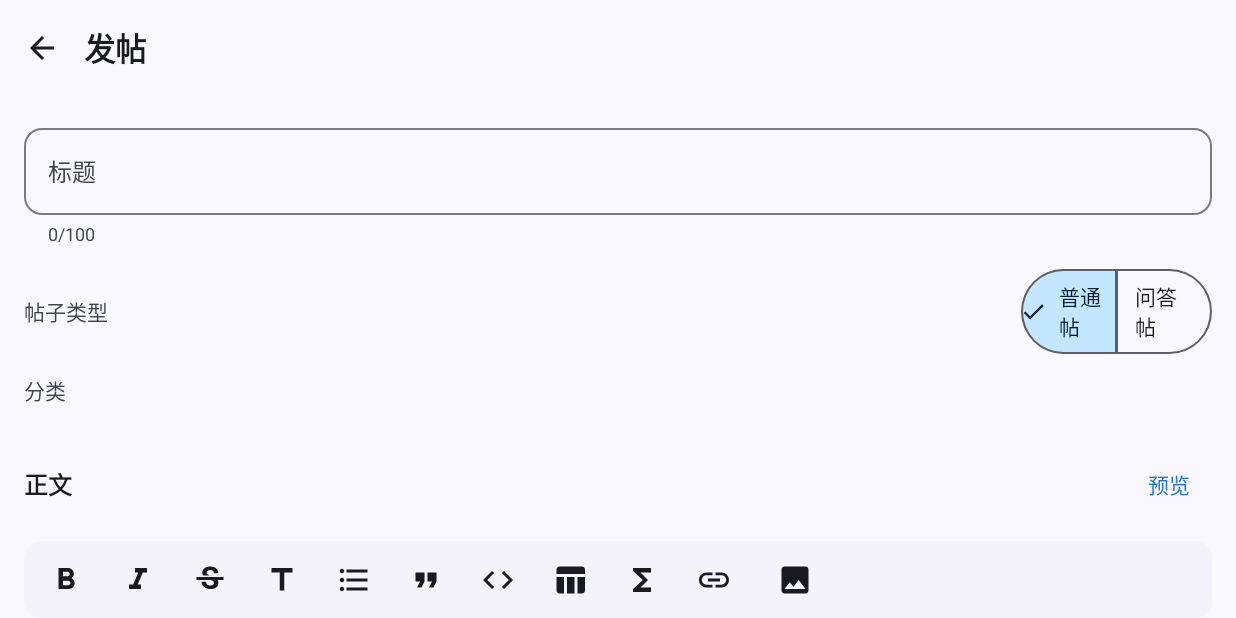
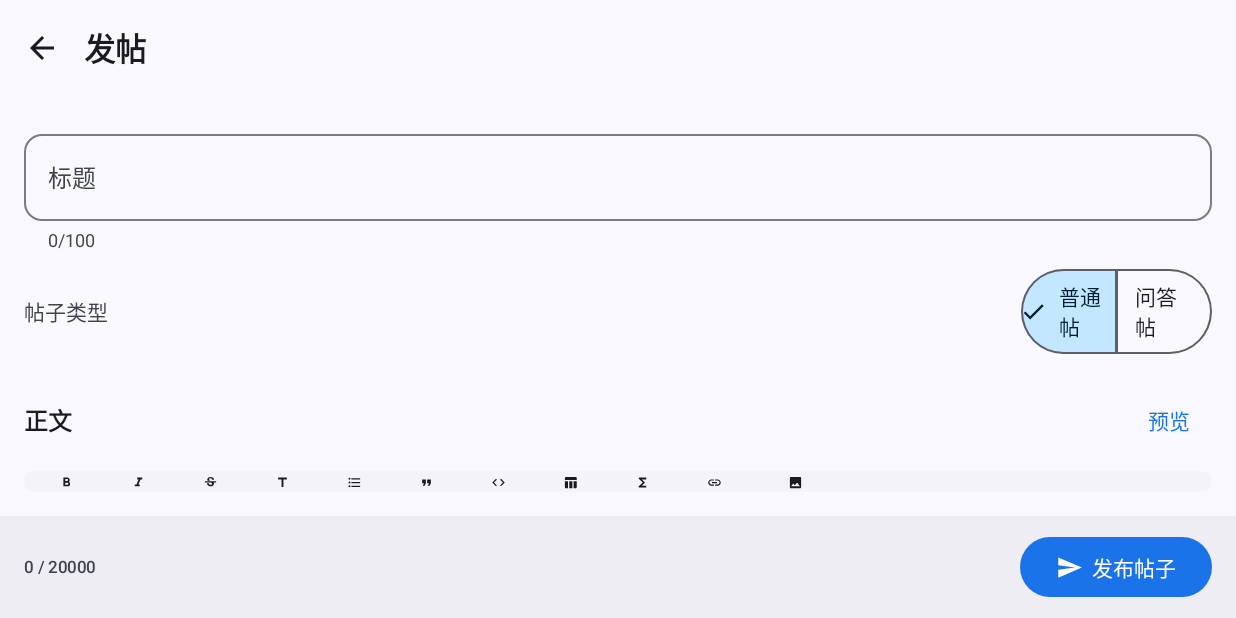
Before and after one commit to ttummc/PickCat-Android, an Android app built with Jetpack Compose: the composable ComposerScreen shown on its own in the app's theme, on a phone screen of 824 x 412 dp (held sideways). Run offline under Robolectric (Android 15) with nearby library versions, the phone set to English and light mode, and no system bars; network calls fail; 1 statement that could not run was skipped.

Commit message:
Restructure composer with adaptive editor and fixed publish bar

```diff
--- a/app/src/main/java/dao3/pickcat/feature/composer/ComposerScreen.kt
+++ b/app/src/main/java/dao3/pickcat/feature/composer/ComposerScreen.kt
@@ -12,18 +12,23 @@ import androidx.compose.animation.fadeOut
 import androidx.compose.animation.togetherWith
 import androidx.compose.foundation.horizontalScroll
 import androidx.compose.foundation.layout.Arrangement
+import androidx.compose.foundation.layout.BoxWithConstraints
 import androidx.compose.foundation.layout.Column
 import androidx.compose.foundation.layout.ExperimentalLayoutApi
 import androidx.compose.foundation.layout.FlowRow
 import androidx.compose.foundation.layout.Row
 import androidx.compose.foundation.layout.Spacer
+import androidx.compose.foundation.layout.fillMaxHeight
 import androidx.compose.foundation.layout.fillMaxSize
 import androidx.compose.foundation.layout.fillMaxWidth
 import androidx.compose.foundation.layout.height
 import androidx.compose.foundation.layout.imePadding
+import androidx.compose.foundation.layout.navigationBarsPadding
 import androidx.compose.foundation.layout.padding
 import androidx.compose.foundation.layout.size
 import androidx.compose.foundation.layout.width
+import androidx.compose.foundation.lazy.LazyRow
+import androidx.compose.foundation.lazy.items
 import androidx.compose.foundation.rememberScrollState
 import androidx.compose.foundation.verticalScroll
 import androidx.compose.material.icons.Icons
@@ -50,6 +55,7 @@ import androidx.compose.material3.Icon
 import androidx.compose.material3.IconButton
 import androidx.compose.material3.LinearProgressIndicator
 import androidx.compose.material3.MaterialTheme
+import androidx.compose.material3.OutlinedCard
 import androidx.compose.material3.OutlinedTextField
 import androidx.compose.material3.Scaffold
 import androidx.compose.material3.SegmentedButton
@@ -61,6 +67,7 @@ import androidx.compose.material3.Surface
 import androidx.compose.material3.Text
 import androidx.compose.material3.TextButton
 import androidx.compose.material3.TopAppBar
+import androidx.compose.material3.VerticalDivider
 import androidx.compose.runtime.Composable
 import androidx.compose.runtime.DisposableEffect
 import androidx.compose.runtime.LaunchedEffect
@@ -86,7 +93,6 @@ import dao3.pickcat.core.network.PickCatApi
 import dao3.pickcat.core.network.Tag
 import dao3.pickcat.core.ui.MarkdownPreview
 import dao3.pickcat.core.ui.PickCatTextField
-import dao3.pickcat.core.ui.wideContentPadding
 import dao3.pickcat.core.ui.relativeTime
 import kotlinx.coroutines.Dispatchers
 import kotlinx.coroutines.Job
@@ -341,31 +347,17 @@ fun ComposerScreen(
         viewModel.setMarkdown(next.text)
     }
 
-    Scaffold(
-        modifier = Modifier.fillMaxSize().imePadding(),
-        contentWindowInsets = androidx.compose.foundation.layout.WindowInsets(0, 0, 0, 0),
-        topBar = {
-            TopAppBar(
-                title = { Text("发帖") },
-                navigationIcon = {
-                    IconButton(onClick = {
-                        viewModel.saveDraftNow()
-                        onBack()
-                    }) {
-                        Icon(Icons.AutoMirrored.Filled.ArrowBack, contentDescription = "返回")
+    val publish: () -> Unit = {
+        viewModel.publish {
+            viewModel.clearDraftAfterPublish()
+            onPublished()
         }
-                },
-            )
-        },
-        snackbarHost = { SnackbarHost(snackbarHostState) },
-    ) { padding ->
+    }
+
+    val editorPane: @Composable (Modifier, Boolean) -> Unit = { modifier, showPreviewToggle ->
         Column(
-            modifier = Modifier
-                .fillMaxSize()
-                .padding(padding)
-                .verticalScroll(rememberScrollState())
-                .padding(horizontal = wideContentPadding(840.dp), vertical = 12.dp),
-            verticalArrangement = Arrangement.spacedBy(14.dp),
+            modifier = modifier.padding(16.dp),
+            verticalArrangement = Arrangement.spacedBy(10.dp),
         ) {
             if (state.draftRestored) {
                 Text(
@@ -406,19 +398,11 @@ fun ComposerScreen(
                     ) { Text("问答帖") }
                 }
             }
-            Text(
-                "分类",
-                style = MaterialTheme.typography.labelLarge,
-                color = MaterialTheme.colorScheme.onSurfaceVariant,
-            )
             if (state.loadingTags) {
                 LinearProgressIndicator(Modifier.fillMaxWidth())
             } else {
-                FlowRow(
-                    horizontalArrangement = Arrangement.spacedBy(6.dp),
-                    verticalArrangement = Arrangement.spacedBy(4.dp),
-                ) {
-                    state.tags.forEach { tag ->
+                LazyRow(horizontalArrangement = Arrangement.spacedBy(6.dp)) {
+                    items(state.tags, key = { it.id }) { tag ->
                         FilterChip(
                             selected = tag.id in state.selectedTagIds,
                             onClick = { viewModel.toggleTag(tag.id) },
@@ -436,29 +420,29 @@ fun ComposerScreen(
                     style = MaterialTheme.typography.titleMedium,
                     modifier = Modifier.weight(1f),
                 )
+                if (showPreviewToggle) {
                     TextButton(onClick = { preview = !preview }) {
                         Text(if (preview) "继续编辑" else "预览")
                     }
                 }
-            AnimatedContent(
-                targetState = preview,
-                transitionSpec = {
-                    fadeIn(tween(180)) togetherWith fadeOut(tween(120))
-                },
-                label = "composer-mode",
-            ) { showPreview ->
-                if (showPreview) {
+            }
+            if (preview && showPreviewToggle) {
                 Surface(
-                        modifier = Modifier.fillMaxWidth().height(380.dp),
+                    modifier = Modifier.fillMaxWidth().weight(1f),
                     shape = MaterialTheme.shapes.medium,
                     color = MaterialTheme.colorScheme.surfaceContainerLow,
                 ) {
-                        Column(Modifier.padding(14.dp).verticalScroll(rememberScrollState())) {
+                    Column(
+                        modifier = Modifier
+                            .fillMaxSize()
+                            .padding(14.dp)
+                            .verticalScroll(rememberScrollState()),
+                    ) {
                         MarkdownPreview(state.markdown)
                     }
                 }
             } else {
-                    Column(verticalArrangement = Arrangement.spacedBy(12.dp)) {
+                Column(Modifier.fillMaxWidth().weight(1f)) {
                     MarkdownToolbar(
                         onBold = {
                             applyEdit { value -> wrapValue(value, "**", "**", "粗体") }
@@ -509,34 +493,49 @@ fun ComposerScreen(
                                 viewModel.setMarkdown(it.text)
                             }
                         },
-                            modifier = Modifier.fillMaxWidth().height(380.dp),
-                            placeholder = "支持 Markdown。图片上传后会自动插入到正文。",
+                        modifier = Modifier.fillMaxWidth().weight(1f),
+                        placeholder = "开始写作，支持 Markdown",
                         textStyle = MaterialTheme.typography.bodyMedium,
                     )
                 }
             }
         }
+    }
+
+    Scaffold(
+        modifier = Modifier.fillMaxSize().imePadding(),
+        contentWindowInsets = androidx.compose.foundation.layout.WindowInsets(0, 0, 0, 0),
+        topBar = {
+            TopAppBar(
+                title = { Text("发帖") },
+                navigationIcon = {
+                    IconButton(onClick = {
+                        viewModel.saveDraftNow()
+                        onBack()
+                    }) {
+                        Icon(Icons.AutoMirrored.Filled.ArrowBack, contentDescription = "返回")
+                    }
+                },
+            )
+        },
+        bottomBar = {
+            Surface(color = MaterialTheme.colorScheme.surfaceContainer) {
                 Row(
-                modifier = Modifier.fillMaxWidth(),
+                    modifier = Modifier
+                        .fillMaxWidth()
+                        .navigationBarsPadding()
+                        .padding(horizontal = 16.dp, vertical = 10.dp),
                     verticalAlignment = androidx.compose.ui.Alignment.CenterVertically,
                 ) {
                     Text(
                         if (state.uploading > 0) "正在上传 ${state.uploading} 张图片…"
-                    else "${state.markdown.length} 字",
+                        else "${state.markdown.length} / $MAX_MARKDOWN",
                         style = MaterialTheme.typography.labelSmall,
                         color = MaterialTheme.colorScheme.onSurfaceVariant,
+                        modifier = Modifier.weight(1f),
                     )
-            }
-            Button(
-                onClick = {
-                    viewModel.publish {
-                        viewModel.clearDraftAfterPublish()
-                        onPublished()
-                    }
-                },
-                modifier = Modifier.fillMaxWidth(),
-                enabled = !state.publishing,
-            ) {
+                    Spacer(Modifier.width(12.dp))
+                    Button(onClick = publish, enabled = !state.publishing) {
                         if (state.publishing) {
                             CircularProgressIndicator(Modifier.size(18.dp), strokeWidth = 2.dp)
                         } else {
@@ -544,6 +543,36 @@ fun ComposerScreen(
                             Spacer(Modifier.width(6.dp))
                             Text("发布帖子")
                         }
+                    }
+                }
+            }
+        },
+        snackbarHost = { SnackbarHost(snackbarHostState) },
+    ) { padding ->
+        BoxWithConstraints(Modifier.fillMaxSize().padding(padding)) {
+            if (maxWidth >= 840.dp) {
+                Row(Modifier.fillMaxSize()) {
+                    editorPane(Modifier.weight(0.58f).fillMaxHeight(), false)
+                    VerticalDivider()
+                    Column(
+                        modifier = Modifier.weight(0.42f).fillMaxHeight().padding(16.dp),
+                        verticalArrangement = Arrangement.spacedBy(8.dp),
+                    ) {
+                        Text("预览", style = MaterialTheme.typography.titleMedium)
+                        OutlinedCard(Modifier.fillMaxWidth().weight(1f)) {
+                            Column(
+                                modifier = Modifier
+                                    .fillMaxSize()
+                                    .padding(16.dp)
+                                    .verticalScroll(rememberScrollState()),
+                            ) {
+                                MarkdownPreview(state.markdown)
+                            }
+                        }
+                    }
+                }
+            } else {
+                editorPane(Modifier.fillMaxSize(), true)
             }
         }
     }
```
Lines whose indentation alone changed are shown as unchanged.
